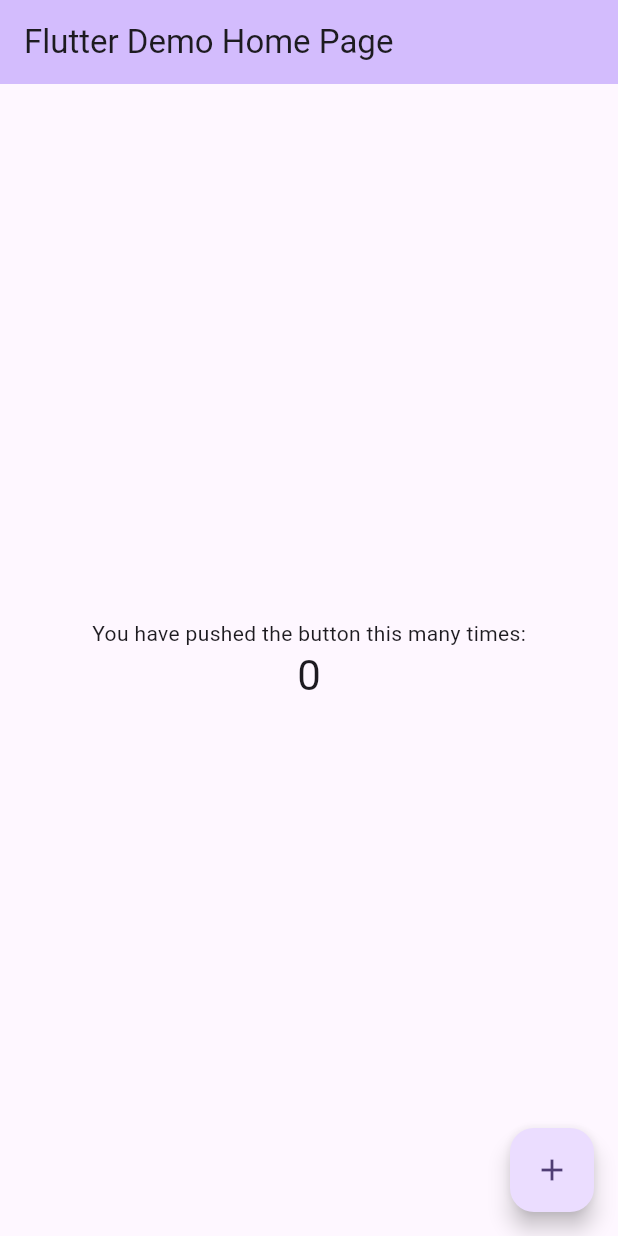
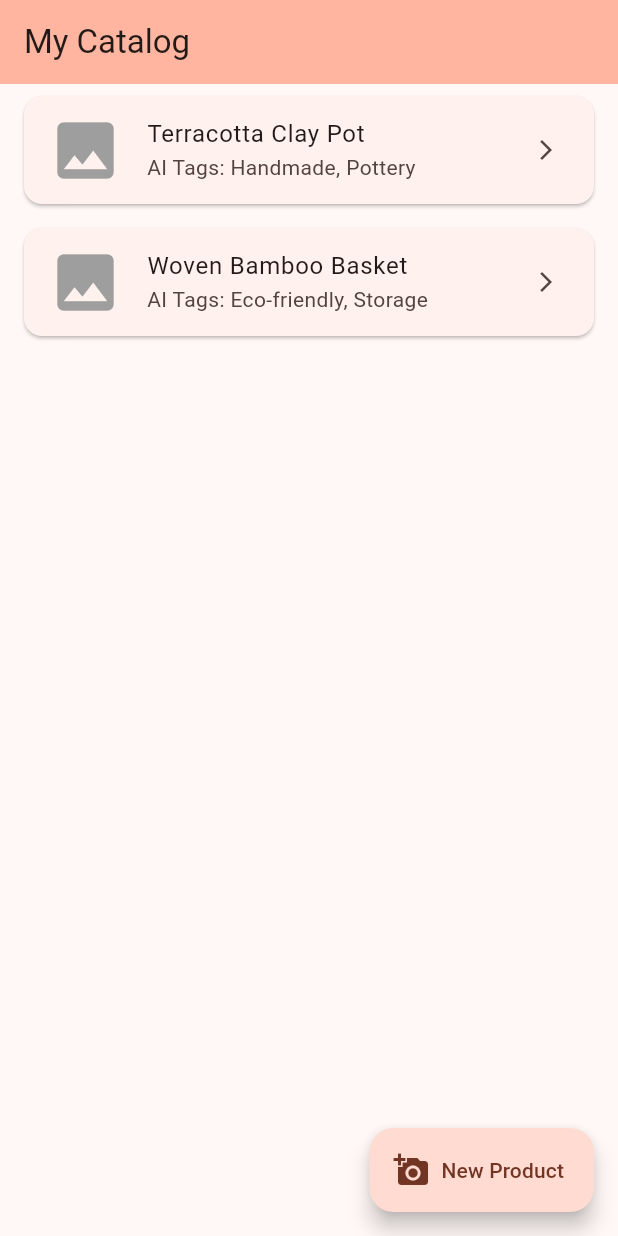
Before and after one commit to greeshman0407/CrafLens, a Flutter app: the screen it shows after launch, on a phone screen of 412 x 824 dp. Run offline on Flutter 3.47's test engine with Material 3 defaults, Android fonts, the phone set to English and light mode, and no system bars.

Commit message:
Initialize Flutter project and mock UI dashboard

```diff
--- a/lib/main.dart
+++ b/lib/main.dart
@@ -1,121 +1,70 @@
 import 'package:flutter/material.dart';
 
 void main() {
-  runApp(const MyApp());
+  runApp(const CrafLensApp());
 }
 
-class MyApp extends StatelessWidget {
-  const MyApp({super.key});
+class CrafLensApp extends StatelessWidget {
+  const CrafLensApp({super.key});
 
-  // This widget is the root of your application.
   @override
   Widget build(BuildContext context) {
     return MaterialApp(
-      title: 'Flutter Demo',
+      title: 'CrafLens Artisan Portal',
+      debugShowCheckedModeBanner: false,
       theme: ThemeData(
-        // This is the theme of your application.
-        //
-        // TRY THIS: Try running your application with "flutter run". You'll see
-        // the application has a purple toolbar. Then, without quitting the app,
-        // try changing the seedColor in the colorScheme below to Colors.green
-        // and then invoke "hot reload" (save your changes or press the "hot
-        // reload" button in a Flutter-supported IDE, or press "r" if you used
-        // the command line to start the app).
-        //
-        // Notice that the counter didn't reset back to zero; the application
-        // state is not lost during the reload. To reset the state, use hot
-        // restart instead.
-        //
-        // This works for code too, not just values: Most code changes can be
-        // tested with just a hot reload.
-        colorScheme: .fromSeed(seedColor: Colors.deepPurple),
+        colorScheme: ColorScheme.fromSeed(seedColor: Colors.deepOrange),
+        useMaterial3: true,
       ),
-      home: const MyHomePage(title: 'Flutter Demo Home Page'),
+      home: const ArtisanDashboard(),
     );
   }
 }
 
-class MyHomePage extends StatefulWidget {
-  const MyHomePage({super.key, required this.title});
-
-  // This widget is the home page of your application. It is stateful, meaning
-  // that it has a State object (defined below) that contains fields that affect
-  // how it looks.
-
-  // This class is the configuration for the state. It holds the values (in this
-  // case the title) provided by the parent (in this case the App widget) and
-  // used by the build method of the State. Fields in a Widget subclass are
-  // always marked "final".
-
-  final String title;
+class ArtisanDashboard extends StatefulWidget {
+  const ArtisanDashboard({super.key});
 
   @override
-  State<MyHomePage> createState() => _MyHomePageState();
+  State<ArtisanDashboard> createState() => _ArtisanDashboardState();
 }
 
-class _MyHomePageState extends State<MyHomePage> {
-  int _counter = 0;
-
-  void _incrementCounter() {
-    setState(() {
-      // This call to setState tells the Flutter framework that something has
-      // changed in this State, which causes it to rerun the build method below
-      // so that the display can reflect the updated values. If we changed
-      // _counter without calling setState(), then the build method would not be
-      // called again, and so nothing would appear to happen.
-      _counter++;
-    });
-  }
+class _ArtisanDashboardState extends State<ArtisanDashboard> {
+  // A temporary mock list of products until the Python backend is connected
+  final List<Map<String, String>> _catalog = [
+    {"title": "Terracotta Clay Pot", "tags": "Handmade, Pottery"},
+    {"title": "Woven Bamboo Basket", "tags": "Eco-friendly, Storage"},
+  ];
 
   @override
   Widget build(BuildContext context) {
-    // This method is rerun every time setState is called, for instance as done
-    // by the _incrementCounter method above.
-    //
-    // The Flutter framework has been optimized to make rerunning build methods
-    // fast, so that you can just rebuild anything that needs updating rather
-    // than having to individually change instances of widgets.
     return Scaffold(
       appBar: AppBar(
-        // TRY THIS: Try changing the color here to a specific color (to
-        // Colors.amber, perhaps?) and trigger a hot reload to see the AppBar
-        // change color while the other colors stay the same.
+        title: const Text('My Catalog'),
         backgroundColor: Theme.of(context).colorScheme.inversePrimary,
-        // Here we take the value from the MyHomePage object that was created by
-        // the App.build method, and use it to set our appbar title.
-        title: Text(widget.title),
       ),
-      body: Center(
-        // Center is a layout widget. It takes a single child and positions it
-        // in the middle of the parent.
-        child: Column(
-          // Column is also a layout widget. It takes a list of children and
-          // arranges them vertically. By default, it sizes itself to fit its
-          // children horizontally, and tries to be as tall as its parent.
-          //
-          // Column has various properties to control how it sizes itself and
-          // how it positions its children. Here we use mainAxisAlignment to
-          // center the children vertically; the main axis here is the vertical
-          // axis because Columns are vertical (the cross axis would be
-          // horizontal).
-          //
-          // TRY THIS: Invoke "debug painting" (choose the "Toggle Debug Paint"
-          // action in the IDE, or press "p" in the console), to see the
-          // wireframe for each widget.
-          mainAxisAlignment: .center,
-          children: [
-            const Text('You have pushed the button this many times:'),
-            Text(
-              '$_counter',
-              style: Theme.of(context).textTheme.headlineMedium,
+      body: ListView.builder(
+        itemCount: _catalog.length,
+        itemBuilder: (context, index) {
+          final product = _catalog[index];
+          return Card(
+            margin: const EdgeInsets.symmetric(horizontal: 16, vertical: 8),
+            child: ListTile(
+              leading: const Icon(Icons.image, size: 50, color: Colors.grey),
+              title: Text(product["title"]!),
+              subtitle: Text("AI Tags: ${product["tags"]}"),
+              trailing: const Icon(Icons.arrow_forward_ios, size: 16),
             ),
-          ],
-        ),
+          );
+        },
       ),
-      floatingActionButton: FloatingActionButton(
-        onPressed: _incrementCounter,
-        tooltip: 'Increment',
-        child: const Icon(Icons.add),
+      floatingActionButton: FloatingActionButton.extended(
+        onPressed: () {
+          ScaffoldMessenger.of(context).showSnackBar(
+            const SnackBar(content: Text('Upload screen coming soon!')),
+          );
+        },
+        icon: const Icon(Icons.add_a_photo),
+        label: const Text('New Product'),
       ),
     );
   }
```
